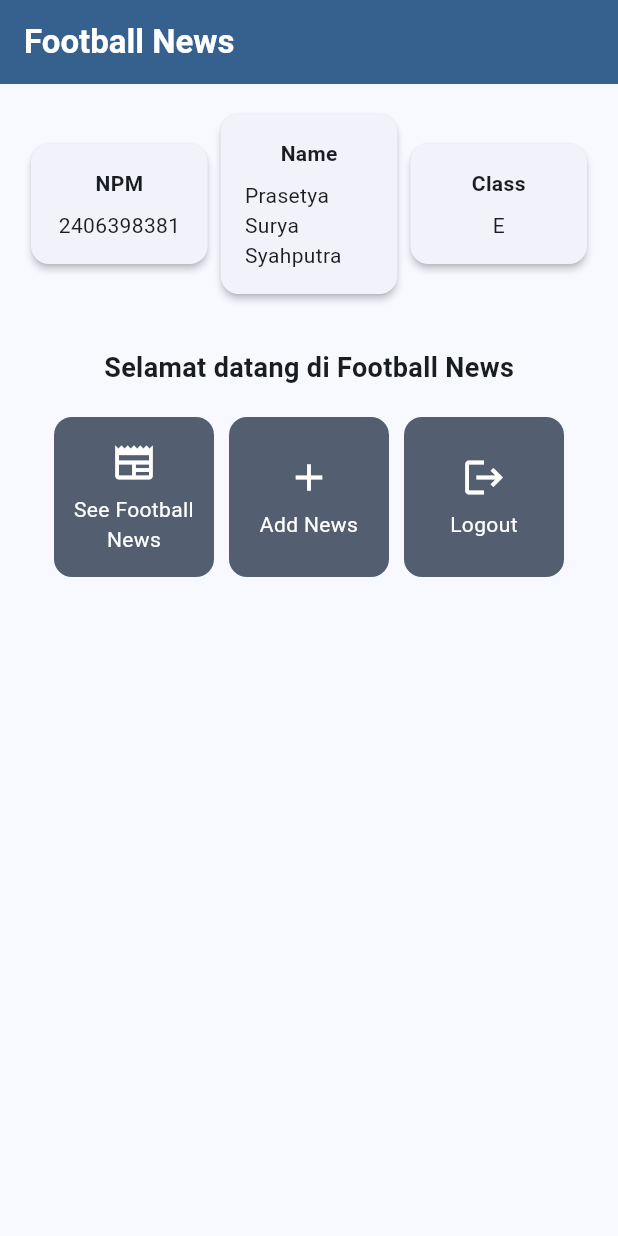
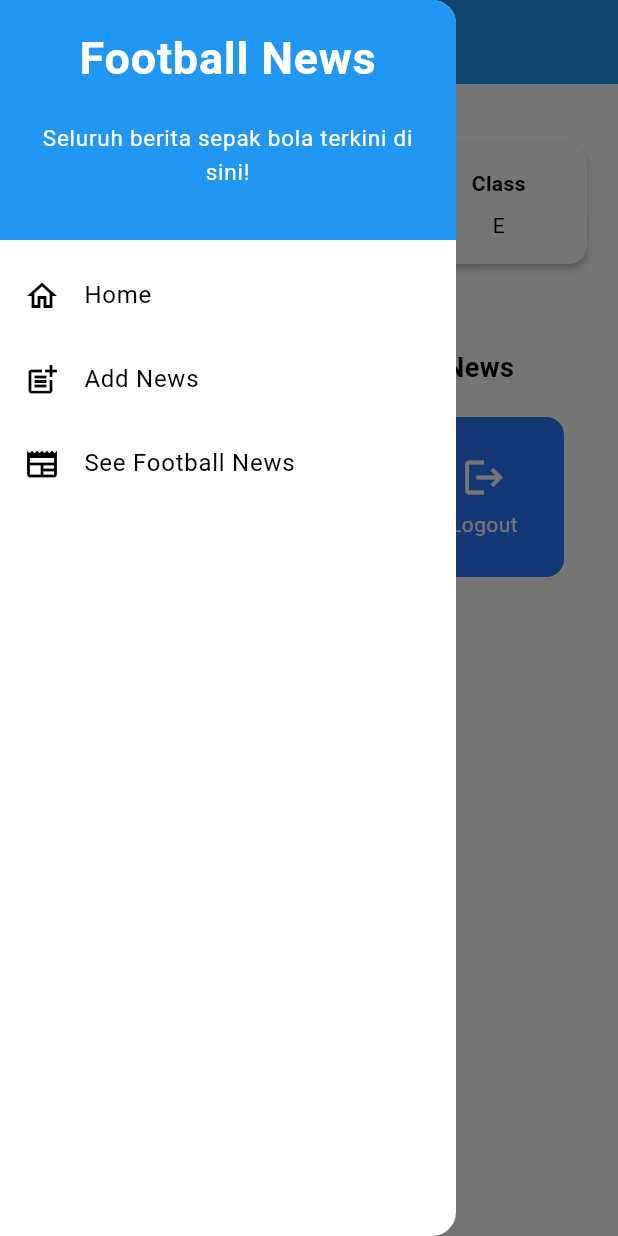
Before and after one commit to prasetyasurya-ui/football-news-mobile, a Flutter app: the screen it shows after launch, with the side drawer open (before the commit the screen has no drawer), on a phone screen of 412 x 824 dp. Run offline on Flutter 3.47's test engine with Material 3 defaults, Android fonts, the phone set to English and light mode, and no system bars.

Commit message:
Tutorial 7

```diff
--- a/lib/main.dart
+++ b/lib/main.dart
@@ -1,5 +1,5 @@
 import 'package:flutter/material.dart';
-import 'package:football_news/menu.dart';
+import 'package:football_news/screens/menu.dart';
 
 void main() {
   runApp(const MyApp());
@@ -14,22 +14,9 @@ class MyApp extends StatelessWidget {
     return MaterialApp(
       title: 'Flutter Demo',
       theme: ThemeData(
-        // This is the theme of your application.
-        //
-        // TRY THIS: Try running your application with "flutter run". You'll see
-        // the application has a purple toolbar. Then, without quitting the app,
-        // try changing the seedColor in the colorScheme below to Colors.green
-        // and then invoke "hot reload" (save your changes or press the "hot
-        // reload" button in a Flutter-supported IDE, or press "r" if you used
-        // the command line to start the app).
-        //
-        // Notice that the counter didn't reset back to zero; the application
-        // state is not lost during the reload. To reset the state, use hot
-        // restart instead.
-        //
-        // This works for code too, not just values: Most code changes can be
-        // tested with just a hot reload.
-        colorScheme: ColorScheme.fromSeed(seedColor: Colors.blue),
+        colorScheme: ColorScheme.fromSwatch(
+          primarySwatch: Colors.blue,
+        ).copyWith(secondary: Colors.blueAccent[400]),
       ),
       home: MyHomePage(),
     );
--- a/lib/menu.dart
+++ b/lib/screens/menu.dart
@@ -1,4 +1,6 @@
 import 'package:flutter/material.dart';
+import 'package:football_news/widgets/left_drawer.dart';
+import 'package:football_news/widgets/news_card.dart';
 
 class MyHomePage extends StatelessWidget {
   MyHomePage({super.key});
@@ -26,6 +28,7 @@ class MyHomePage extends StatelessWidget {
         // Warna latar belakang AppBar diambil dari skema warna tema aplikasi.
         backgroundColor: Theme.of(context).colorScheme.primary,
       ),
+      drawer: LeftDrawer(),
       // Body halaman dengan padding di sekelilingnya.
       body: Padding(
         padding: const EdgeInsets.all(16.0),
@@ -119,54 +122,3 @@ class ItemHomepage {
 
   ItemHomepage(this.name, this.icon);
 }
-
-class ItemCard extends StatelessWidget {
-  // Menampilkan kartu dengan ikon dan nama.
-
-  final ItemHomepage item;
-
-  const ItemCard(this.item, {super.key});
-
-  @override
-  Widget build(BuildContext context) {
-    return Material(
-      // Menentukan warna latar belakang dari tema aplikasi.
-      color: Theme.of(context).colorScheme.secondary,
-      // Membuat sudut kartu melengkung.
-      borderRadius: BorderRadius.circular(12),
-
-      child: InkWell(
-        // Aksi ketika kartu ditekan.
-        onTap: () {
-          // Menampilkan pesan SnackBar saat kartu ditekan.
-          ScaffoldMessenger.of(context)
-            ..hideCurrentSnackBar()
-            ..showSnackBar(
-              SnackBar(
-                content: Text("Kamu telah menekan tombol ${item.name}!"),
-              ),
-            );
-        },
-        // Container untuk menyimpan Icon dan Text
-        child: Container(
-          padding: const EdgeInsets.all(8),
-          child: Center(
-            child: Column(
-              // Menyusun ikon dan teks di tengah kartu.
-              mainAxisAlignment: MainAxisAlignment.center,
-              children: [
-                Icon(item.icon, color: Colors.white, size: 30.0),
-                const Padding(padding: EdgeInsets.all(3)),
-                Text(
-                  item.name,
-                  textAlign: TextAlign.center,
-                  style: const TextStyle(color: Colors.white),
-                ),
-              ],
-            ),
-          ),
-        ),
-      ),
-    );
-  }
-}
--- /dev/null
+++ b/lib/widgets/left_drawer.dart
@@ -0,0 +1,76 @@
+import 'package:flutter/material.dart';
+import 'package:football_news/screens/menu.dart';
+import 'package:football_news/screens/newlist_form.dart';
+
+class LeftDrawer extends StatelessWidget {
+  const LeftDrawer({super.key});
+
+  @override
+  Widget build(BuildContext context) {
+    return Drawer(
+      child: ListView(
+        children: [
+          const DrawerHeader(
+            decoration: BoxDecoration(color: Colors.blue),
+            child: Column(
+              children: [
+                Text(
+                  'Football News',
+                  textAlign: TextAlign.center,
+                  style: TextStyle(
+                    fontSize: 30,
+                    fontWeight: FontWeight.bold,
+                    color: Colors.white,
+                  ),
+                ),
+                Padding(padding: EdgeInsets.all(10)),
+                Text(
+                  "Seluruh berita sepak bola terkini di sini!",
+                  textAlign: TextAlign.center,
+                  style: TextStyle(
+                    fontSize: 15,
+                    color: Colors.white,
+                    fontWeight: FontWeight.normal,
+                  ),
+                ),
+              ],
+            ),
+          ),
+          ListTile(
+            leading: const Icon(Icons.home_outlined),
+            title: const Text('Home'),
+            // Bagian redirection ke MyHomePage
+            onTap: () {
+              Navigator.pushReplacement(
+                context,
+                MaterialPageRoute(builder: (context) => MyHomePage()),
+              );
+            },
+          ),
+          ListTile(
+            leading: const Icon(Icons.post_add),
+            title: const Text('Add News'),
+            // Bagian redirection ke NewsFormPage
+            onTap: () {
+              Navigator.pushReplacement(
+                context,
+                MaterialPageRoute(builder: (context) => NewsFormPage()),
+              );
+            },
+          ),
+          ListTile(
+            leading: const Icon(Icons.newspaper),
+            title: const Text('See Football News'),
+            // Bagian redirection ke NewsFormPage
+            onTap: () {
+              Navigator.pushReplacement(
+                context,
+                MaterialPageRoute(builder: (context) => NewsFormPage()),
+              );
+            },
+          ),
+        ],
+      ),
+    );
+  }
+}
--- /dev/null
+++ b/lib/widgets/news_card.dart
@@ -0,0 +1,61 @@
+import 'package:football_news/screens/newlist_form.dart';
+import 'package:flutter/material.dart';
+import 'package:football_news/screens/menu.dart';
+
+class ItemCard extends StatelessWidget {
+  // Menampilkan kartu dengan ikon dan nama.
+
+  final ItemHomepage item;
+
+  const ItemCard(this.item, {super.key});
+
+  @override
+  Widget build(BuildContext context) {
+    return Material(
+      // Menentukan warna latar belakang dari tema aplikasi.
+      color: Theme.of(context).colorScheme.secondary,
+      // Membuat sudut kartu melengkung.
+      borderRadius: BorderRadius.circular(12),
+
+      child: InkWell(
+        // Aksi ketika kartu ditekan.
+        onTap: () {
+          // Menampilkan pesan SnackBar saat kartu ditekan.
+          ScaffoldMessenger.of(context)
+            ..hideCurrentSnackBar()
+            ..showSnackBar(
+              SnackBar(
+                content: Text("Kamu telah menekan tombol ${item.name}!"),
+              ),
+            );
+          // Navigate ke route yang sesuai (tergantung jenis tombol)
+          if (item.name == "Add News") {
+            Navigator.pushReplacement(
+              context,
+              MaterialPageRoute(builder: (context) => NewsFormPage()),
+            );
+          }
+        },
+        // Container untuk menyimpan Icon dan Text
+        child: Container(
+          padding: const EdgeInsets.all(8),
+          child: Center(
+            child: Column(
+              // Menyusun ikon dan teks di tengah kartu.
+              mainAxisAlignment: MainAxisAlignment.center,
+              children: [
+                Icon(item.icon, color: Colors.white, size: 30.0),
+                const Padding(padding: EdgeInsets.all(3)),
+                Text(
+                  item.name,
+                  textAlign: TextAlign.center,
+                  style: const TextStyle(color: Colors.white),
+                ),
+              ],
+            ),
+          ),
+        ),
+      ),
+    );
+  }
+}
```
Also changed, not shown: lib/screens/newlist_form.dart (added, +210 -0 lines).
